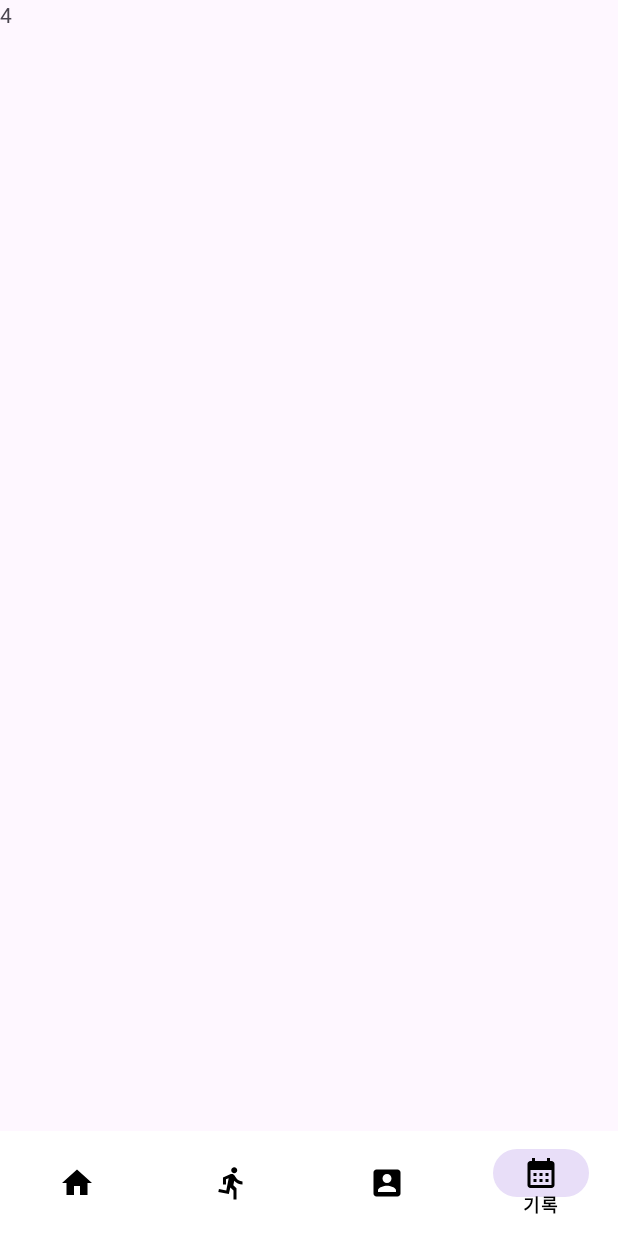
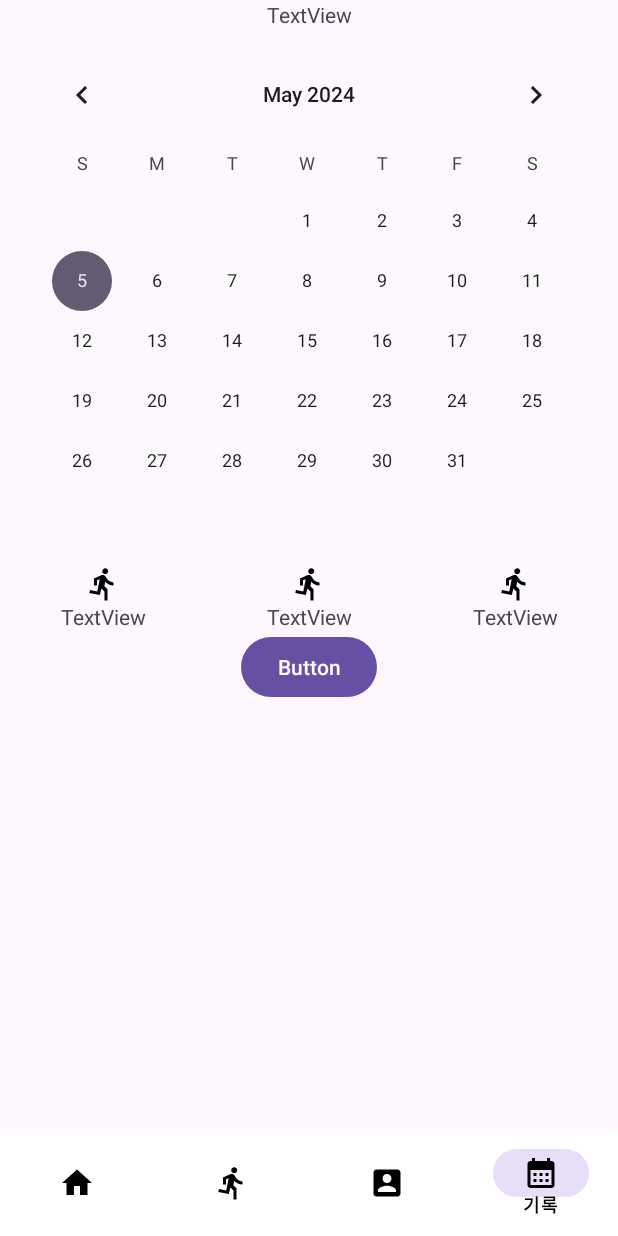
Before and after one commit to sueundev/2024-01_My-Trainer, an Android app: the screen it shows after launch (MainActivity), item 4 of the bottom bar chosen, on a phone screen of 412 x 824 dp. Run offline under Robolectric (Android 15) with nearby library versions, the phone set to English and light mode, and no system bars.

Commit message:
기록 화면-첫 화면 작성

```diff
--- a/app/src/main/res/layout/fragment_record.xml
+++ b/app/src/main/res/layout/fragment_record.xml
@@ -1,14 +1,98 @@
 <?xml version="1.0" encoding="utf-8"?>
-<FrameLayout xmlns:android="http://schemas.android.com/apk/res/android"
+<LinearLayout
+    xmlns:android="http://schemas.android.com/apk/res/android"
+    xmlns:app="http://schemas.android.com/apk/res-auto"
     xmlns:tools="http://schemas.android.com/tools"
     android:layout_width="match_parent"
     android:layout_height="match_parent"
+    android:orientation="vertical"
     tools:context=".recordFragment">
 
-    <!-- TODO: Update blank fragment layout -->
     <TextView
+        android:id="@+id/textView2"
         android:layout_width="match_parent"
-        android:layout_height="match_parent"
-        android:text="4" />
+        android:layout_height="wrap_content"
+        android:gravity="center"
+        android:text="TextView" />
 
-</FrameLayout>
+    <CalendarView
+        android:id="@+id/calendarView"
+        android:layout_width="match_parent"
+        android:layout_height="wrap_content"
+        android:layout_margin="10dp" />
+
+    <LinearLayout
+        android:layout_width="match_parent"
+        android:layout_height="wrap_content"
+        android:layout_gravity="center"
+        android:orientation="horizontal">
+
+        <LinearLayout
+            android:layout_width="wrap_content"
+            android:layout_height="wrap_content"
+            android:layout_weight="1"
+            android:orientation="vertical">
+
+            <ImageView
+                android:id="@+id/icon1"
+                android:layout_width="match_parent"
+                android:layout_height="wrap_content"
+                android:src="@drawable/baseline_directions_run_24" />
+
+            <TextView
+                android:id="@+id/exeTime"
+                android:layout_width="match_parent"
+                android:layout_height="wrap_content"
+                android:gravity="center"
+                android:text="TextView" />
+        </LinearLayout>
+
+        <LinearLayout
+            android:layout_width="wrap_content"
+            android:layout_height="wrap_content"
+            android:layout_weight="1"
+            android:orientation="vertical">
+
+            <ImageView
+                android:id="@+id/icon2"
+                android:layout_width="match_parent"
+                android:layout_height="wrap_content"
+                android:src="@drawable/baseline_directions_run_24" />
+
+            <TextView
+                android:id="@+id/foodKcal"
+                android:layout_width="match_parent"
+                android:layout_height="wrap_content"
+                android:gravity="center"
+                android:text="TextView" />
+        </LinearLayout>
+
+        <LinearLayout
+            android:layout_width="wrap_content"
+            android:layout_height="wrap_content"
+            android:layout_weight="1"
+            android:orientation="vertical">
+
+            <ImageView
+                android:id="@+id/icon3"
+                android:layout_width="match_parent"
+                android:layout_height="wrap_content"
+                android:src="@drawable/baseline_directions_run_24" />
+
+            <TextView
+                android:id="@+id/weight"
+                android:layout_width="match_parent"
+                android:layout_height="wrap_content"
+                android:gravity="center"
+                android:text="TextView" />
+        </LinearLayout>
+
+    </LinearLayout>
+
+    <Button
+        android:id="@+id/record_btn"
+        android:layout_width="wrap_content"
+        android:layout_height="wrap_content"
+        android:layout_gravity="center"
+        android:text="Button" />
+</LinearLayout>
```
